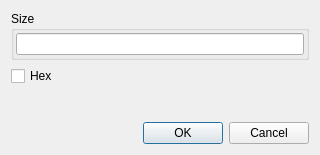
Before: the Qt Designer form dialogresize.ui in horsicq/FormatDialogs, drawn with Qt 5.
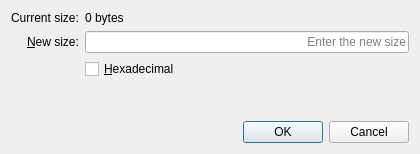
After: the same form once the commit is applied. Custom widgets are drawn as their Qt base class.

Commit message: refactor: improve resize dialog validation and input handling

Diff of the .ui file:
```diff
--- a/dialogresize.ui
+++ b/dialogresize.ui
@@ -9,10 +9,16 @@
    <rect>
     <x>0</x>
     <y>0</y>
-    <width>320</width>
-    <height>155</height>
+    <width>420</width>
+    <height>154</height>
    </rect>
   </property>
+  <property name="minimumSize">
+   <size>
+    <width>380</width>
+    <height>0</height>
+   </size>
+  </property>
   <property name="windowTitle">
    <string>Resize</string>
   </property>
@@ -21,45 +27,69 @@
   </property>
   <layout class="QVBoxLayout" name="verticalLayout">
    <item>
-    <widget class="QGroupBox" name="groupBoxValue">
-     <property name="title">
-      <string>Size</string>
+    <layout class="QFormLayout" name="formLayout">
+     <property name="fieldGrowthPolicy">
+      <enum>QFormLayout::AllNonFixedFieldsGrow</enum>
      </property>
-     <layout class="QHBoxLayout" name="horizontalLayout_2">
-      <property name="spacing">
-       <number>6</number>
-      </property>
-      <property name="leftMargin">
-       <number>2</number>
-      </property>
-      <property name="topMargin">
-       <number>2</number>
-      </property>
-      <property name="rightMargin">
-       <number>2</number>
-      </property>
-      <property name="bottomMargin">
-       <number>2</number>
-      </property>
-      <item>
-       <widget class="XLineEditHEX" name="lineEditValue"/>
-      </item>
-     </layout>
-    </widget>
-   </item>
-   <item>
-    <layout class="QHBoxLayout" name="horizontalLayout_3">
-     <item>
+     <property name="labelAlignment">
+      <set>Qt::AlignRight|Qt::AlignTrailing|Qt::AlignVCenter</set>
+     </property>
+     <item row="0" column="0">
+      <widget class="QLabel" name="labelCurrentSize">
+       <property name="text">
+        <string>Current size:</string>
+       </property>
+      </widget>
+     </item>
+     <item row="0" column="1">
+      <widget class="QLabel" name="labelCurrentValue">
+       <property name="text">
+        <string>0 bytes</string>
+       </property>
+       <property name="textInteractionFlags">
+        <set>Qt::TextSelectableByKeyboard|Qt::TextSelectableByMouse</set>
+       </property>
+      </widget>
+     </item>
+     <item row="1" column="0">
+      <widget class="QLabel" name="labelNewSize">
+       <property name="text">
+        <string>&amp;New size:</string>
+       </property>
+       <property name="buddy">
+        <cstring>lineEditValue</cstring>
+       </property>
+      </widget>
+     </item>
+     <item row="1" column="1">
+      <widget class="XLineEditHEX" name="lineEditValue">
+       <property name="accessibleName">
+        <string>New size</string>
+       </property>
+       <property name="placeholderText">
+        <string>Enter the new size</string>
+       </property>
+       <property name="alignment">
+        <set>Qt::AlignRight|Qt::AlignTrailing|Qt::AlignVCenter</set>
+       </property>
+      </widget>
+     </item>
+     <item row="2" column="1">
       <widget class="QCheckBox" name="checkBoxHex">
        <property name="text">
-        <string>Hex</string>
+        <string>&amp;Hexadecimal</string>
+       </property>
+       <property name="toolTip">
+        <string>Show and enter the size in hexadecimal</string>
        </property>
       </widget>
+     </item>
+    </layout>
      </item>
      <item>
       <widget class="QLabel" name="labelStatus">
        <property name="sizePolicy">
-        <sizepolicy hsizetype="Expanding" vsizetype="Preferred">
+      <sizepolicy hsizetype="Preferred" vsizetype="Minimum">
          <horstretch>0</horstretch>
          <verstretch>0</verstretch>
         </sizepolicy>
@@ -67,53 +97,39 @@
        <property name="text">
         <string/>
        </property>
-      </widget>
-     </item>
-    </layout>
+     <property name="wordWrap">
+      <bool>true</bool>
+     </property>
+     <property name="textInteractionFlags">
+      <set>Qt::TextSelectableByKeyboard|Qt::TextSelectableByMouse</set>
+     </property>
+    </widget>
    </item>
    <item>
     <spacer name="verticalSpacer">
      <property name="orientation">
       <enum>Qt::Vertical</enum>
      </property>
+     <property name="sizeType">
+      <enum>QSizePolicy::Expanding</enum>
+     </property>
      <property name="sizeHint" stdset="0">
       <size>
-       <width>20</width>
-       <height>40</height>
+       <width>0</width>
+       <height>0</height>
       </size>
      </property>
     </spacer>
    </item>
    <item>
-    <layout class="QHBoxLayout" name="horizontalLayout">
-     <item>
-      <spacer name="horizontalSpacer">
+    <widget class="QDialogButtonBox" name="buttonBox">
        <property name="orientation">
         <enum>Qt::Horizontal</enum>
        </property>
-       <property name="sizeHint" stdset="0">
-        <size>
-         <width>40</width>
-         <height>20</height>
-        </size>
-       </property>
-      </spacer>
-     </item>
-     <item>
-      <widget class="QPushButton" name="pushButtonOK">
-       <property name="text">
-        <string>OK</string>
-       </property>
-      </widget>
-     </item>
-     <item>
-      <widget class="QPushButton" name="pushButtonCancel">
-       <property name="text">
-        <string>Cancel</string>
-       </property>
-      </widget>
-     </item>
-    </layout>
+     <property name="standardButtons">
+      <set>QDialogButtonBox::Cancel|QDialogButtonBox::Ok</set>
+     </property>
+    </widget>
    </item>
   </layout>
  </widget>
```
Left out of the diff: 6 changed lines with no effect on the pictures. Lines whose indentation alone changed are shown as unchanged. The commit also changes 2 other files.
